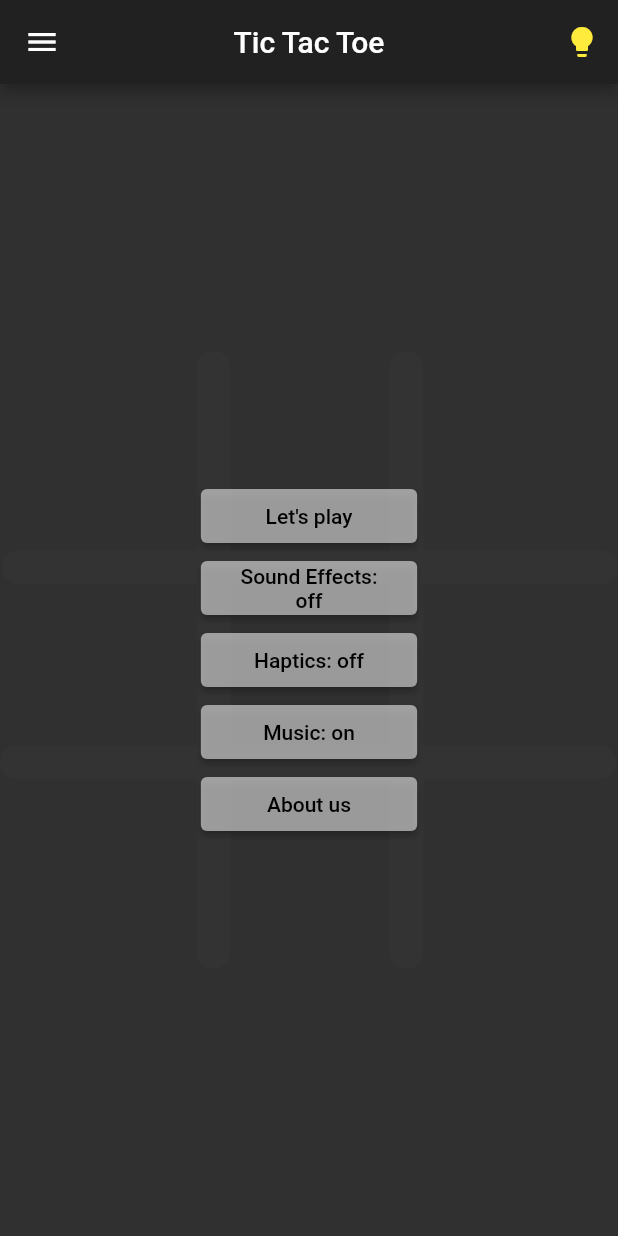
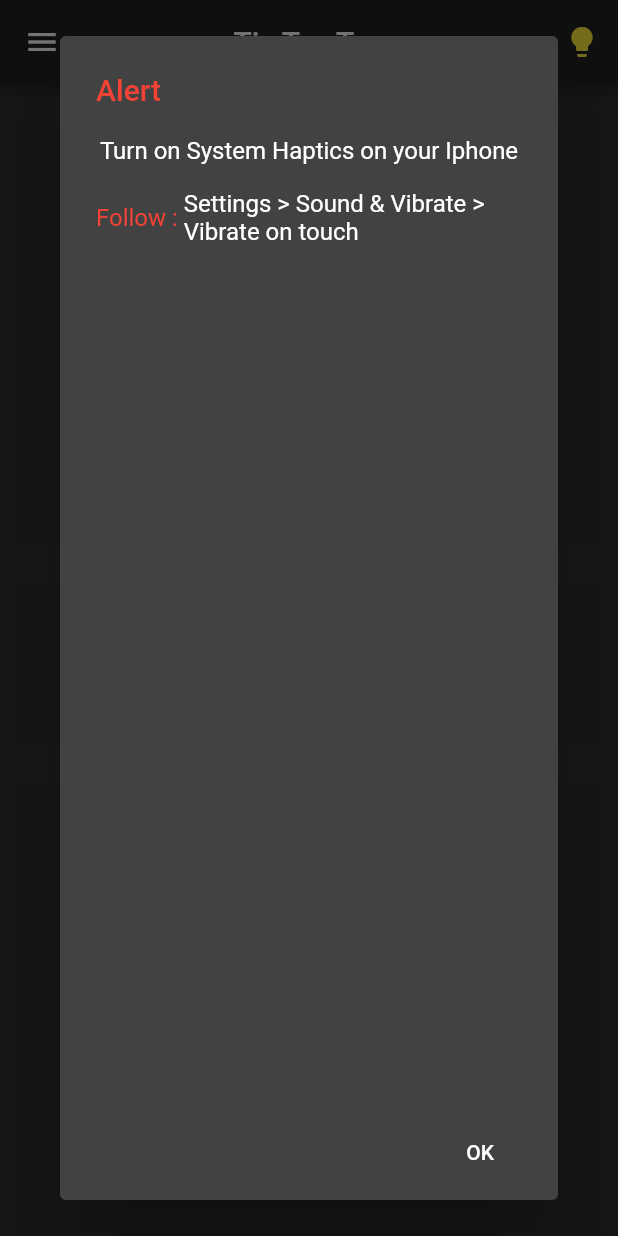
Before and after one commit to abraraltaf92/tic_tac_toe, a Flutter app: the screen it shows after launch, after a tap on "Haptics: on", on a phone screen of 412 x 824 dp. Run offline on Flutter 3.47's test engine with Material 2 defaults, Android fonts, the phone set to English and light mode, and no system bars; our stand-ins replace animated_splash_screen, animated_text_kit, audioplayers, auto_size_text, flutter_icons, flutter_neumorphic and 8 more; missing offline and left inert: audio_session, launch_review.

Commit message:
haptics problem resolved

```diff
--- a/lib/logic/functions.dart
+++ b/lib/logic/functions.dart
@@ -2,5 +2,4 @@ class Logic {
   // TODO : to be filled with main functions
 
   // TODO : android bug , haptics not working,music on always even closing app.
-  // TODO : add tone winning , drawer !
 }
--- a/lib/main.dart
+++ b/lib/main.dart
@@ -30,8 +30,9 @@ Future<void> main() async {
           create: (_) =>
               SoundProvider(isSound: prefs.getBool('isSound') ?? true)),
       ChangeNotifierProvider(
-          create: (_) =>
-              HapticProvider(isHaptic: prefs.getBool('isHaptic') ?? false)),
+          create: (_) => HapticProvider(
+              isHaptic: prefs.getBool('isHaptic') ?? false,
+              isHapticPemission: prefs.getBool('isHapticPermission') ?? true)),
       ChangeNotifierProvider(
           create: (_) => MusicProvider(
                 isMusic: prefs.getBool('isMusic') ?? false,
--- a/lib/notifiers/haptics.dart
+++ b/lib/notifiers/haptics.dart
@@ -3,9 +3,10 @@ import 'package:shared_preferences/shared_preferences.dart';
 
 class HapticProvider extends ChangeNotifier {
   bool _selectedHaptic;
-
-  HapticProvider({bool isHaptic}) {
+  bool _selectedHapticPermission;
+  HapticProvider({bool isHaptic, bool isHapticPemission}) {
     _selectedHaptic = isHaptic;
+    _selectedHapticPermission = isHapticPemission;
   }
   Future<void> swapHaptic() async {
     SharedPreferences prefs = await SharedPreferences.getInstance();
@@ -16,8 +17,19 @@ class HapticProvider extends ChangeNotifier {
       _selectedHaptic = true;
       prefs.setBool('isHaptic', true);
     }
+
+    notifyListeners();
+  }
+
+  Future<void> swapPermission() async {
+    SharedPreferences prefs = await SharedPreferences.getInstance();
+    if (_selectedHapticPermission == true) {
+      _selectedHapticPermission = false;
+      prefs.setBool('isHapticPermission', false);
+    }
     notifyListeners();
   }
 
   bool get gethaptic => _selectedHaptic ?? false;
+  bool get getHapticPermisiion => _selectedHapticPermission ?? true;
 }
--- a/lib/ui/home.dart
+++ b/lib/ui/home.dart
@@ -10,6 +10,7 @@ import 'package:fluttertoast/fluttertoast.dart';
 import 'package:get/get.dart';
 
 import 'package:lottie/lottie.dart';
+import 'package:permission_handler/permission_handler.dart';
 import 'package:provider/provider.dart';
 import 'package:share/share.dart';
 import 'package:tic_tac_toe/notifiers/haptics.dart';
@@ -38,7 +39,7 @@ class _HomeState extends State<Home> {
       AudioCache(prefix: 'assets/sounds/', respectSilence: false);
   @override
   void initState() {
-    player.load('bubble_popping.mp3');
+    player.loadAll(['bubble_popping.mp3', 'win.mp3', 'draw.mp3', 'whoosh.mp3']);
     super.initState();
   }
 
@@ -62,7 +63,7 @@ class _HomeState extends State<Home> {
       bool isSound = soundProvider.getSound;
       bool isHaptic = hapticProvider.gethaptic;
       bool isMusic = musicProvider.getMusic;
-
+      bool isHapticPermission = hapticProvider.getHapticPermisiion;
       return Scaffold(
         appBar: AppBar(
           title: const Text('Tic Tac Toe'),
@@ -123,7 +124,8 @@ class _HomeState extends State<Home> {
                         _hapticFeedback(
                             isDark: isDark,
                             hapticProvider: hapticProvider,
-                            isHaptic: isHaptic),
+                            isHaptic: isHaptic,
+                            isHapticPermission: isHapticPermission),
                         _musicEffects(
                             isDark: isDark,
                             musicProvider: musicProvider,
@@ -297,7 +299,7 @@ class _HomeState extends State<Home> {
       duration: Duration(milliseconds: 300),
       width: changeButton
           ? MediaQuery.of(context).size.width * 0.35 / 3
-          : MediaQuery.of(context).size.width * 0.35,
+          : MediaQuery.of(context).size.width * 0.5,
       child: ElevatedButton(
         child: changeButton ? Icon(FontAwesome.angellist) : Text('Let\'s play'),
         style: ButtonStyle(
@@ -328,7 +330,7 @@ class _HomeState extends State<Home> {
       @required bool isSound,
       @required SoundProvider soundProvider}) {
     return Container(
-        width: MediaQuery.of(context).size.width * 0.35,
+        width: MediaQuery.of(context).size.width * 0.5,
         child: ElevatedButton(
           child: (isSound)
               ? Text(
@@ -352,9 +354,10 @@ class _HomeState extends State<Home> {
   Container _hapticFeedback(
       {@required bool isDark,
       @required bool isHaptic,
+      @required bool isHapticPermission,
       @required HapticProvider hapticProvider}) {
     return Container(
-        width: MediaQuery.of(context).size.width * 0.35,
+        width: MediaQuery.of(context).size.width * 0.5,
         child: ElevatedButton(
           child: (isHaptic)
               ? Text(
@@ -371,6 +374,88 @@ class _HomeState extends State<Home> {
                   : null),
           onPressed: () async {
             await hapticProvider.swapHaptic();
+
+            if (isHapticPermission) {
+              if (Platform.isIOS) {
+                showCupertinoDialog(
+                    context: context,
+                    builder: (_) {
+                      return CupertinoAlertDialog(
+                        title: const Text(
+                          'Alert',
+                          style: TextStyle(color: Colors.red),
+                        ),
+                        content: Container(
+                            child: Column(children: <Widget>[
+                          Text('Turn on System Haptics on your Iphone'),
+                          Divider(
+                            color: Colors.transparent,
+                          ),
+                          Row(
+                            children: [
+                              Text(
+                                'Follow : ',
+                                textAlign: TextAlign.start,
+                                style: TextStyle(color: Colors.red),
+                              ),
+                              Expanded(
+                                child: Text(
+                                    'Settings > Sounds & Haptics > System Haptics'),
+                              )
+                            ],
+                          ),
+                        ])),
+                        actions: [
+                          FlatButton(
+                              onPressed: () async {
+                                Navigator.of(context).pop();
+                                await hapticProvider.swapPermission();
+                              },
+                              child: const Text('OK'))
+                        ],
+                      );
+                    });
+              } else {
+                showDialog(
+                    context: context,
+                    builder: (_) {
+                      return AlertDialog(
+                        title: const Text(
+                          'Alert',
+                          style: TextStyle(color: Colors.red),
+                        ),
+                        content: Container(
+                            child: Column(children: <Widget>[
+                          Text('Turn on System Haptics on your Iphone'),
+                          Divider(
+                            color: Colors.transparent,
+                          ),
+                          Row(
+                            children: [
+                              Text(
+                                'Follow : ',
+                                textAlign: TextAlign.start,
+                                style: TextStyle(color: Colors.red),
+                              ),
+                              Expanded(
+                                child: Text(
+                                    'Settings > Sound & Vibrate > Vibrate on touch'),
+                              )
+                            ],
+                          ),
+                        ])),
+                        actions: [
+                          FlatButton(
+                              onPressed: () async {
+                                Navigator.of(context).pop();
+                                await hapticProvider.swapPermission();
+                              },
+                              child: const Text('OK'))
+                        ],
+                      );
+                    });
+              }
+            }
           },
         ));
   }
@@ -380,7 +465,7 @@ class _HomeState extends State<Home> {
       @required bool isMusic,
       @required MusicProvider musicProvider}) {
     return Container(
-        width: MediaQuery.of(context).size.width * 0.35,
+        width: MediaQuery.of(context).size.width * 0.5,
         child: ElevatedButton(
           child: (isMusic)
               ? Text(
@@ -422,7 +507,7 @@ class _HomeState extends State<Home> {
       @required bool isHaptic,
       @required bool isSound}) {
     return Container(
-      width: MediaQuery.of(context).size.width * 0.35,
+      width: MediaQuery.of(context).size.width * 0.5,
       child: ElevatedButton(
         child: const Text('About us'),
         style: ButtonStyle(
--- a/pubspec.yaml
+++ b/pubspec.yaml
@@ -26,6 +26,7 @@ dependencies:
   animated_splash_screen: ^1.0.1+2
   animated_text_kit: ^3.1.0
   # assets_audio_player: ^2.0.13+8
+  audio_session: ^0.0.11
   audioplayers: ^0.17.3
   just_audio: ^0.5.5
   auto_size_text: ^2.1.0
@@ -42,6 +43,7 @@ dependencies:
   share: ^0.6.5+4
   shared_preferences: ^0.5.12+4
   url_launcher: ^5.7.10
+  permission_handler: ^5.1.0+2
 flutter_icons:
   android: false
   ios: true
```
Also changed, not shown: lib/notifiers/music.dart (+45 -1 lines), pubspec.lock, 4 other files.
